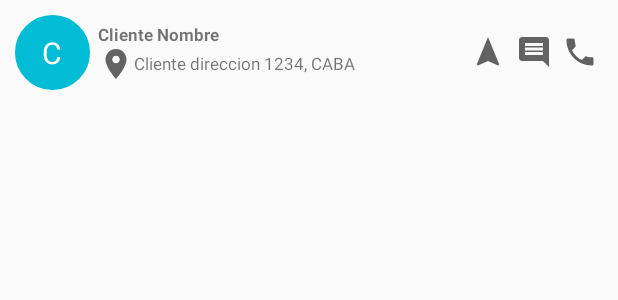
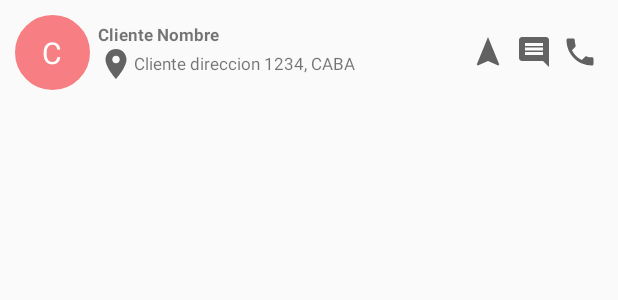
Before and after one commit to tdp2grupo6/OrderTracker-mobile, an Android app: the layout layout_item_cliente.xml on its own in the app's theme, with its tools: preview values and no code run, on a phone screen of 412 x 824 dp. Shown: the top 300 px of the screen. Run offline under Robolectric (Android 15) with nearby library versions, the phone set to English and light mode, and no system bars.

Commit message:
US-325: Se agrego el estado rojo para clientes

```diff
--- /dev/null
+++ b/app/src/main/res/drawable/item_cliente_status_red.xml
@@ -0,0 +1,7 @@
+<?xml version="1.0" encoding="utf-8"?>
+<shape xmlns:android="http://schemas.android.com/apk/res/android"
+       android:shape="oval">
+    <corners android:radius="10dip"/>
+    <stroke android:color="#f77f83" android:width="5dip"/>
+    <solid android:color="#f77f83"/>
+</shape>
--- a/app/src/main/res/layout/layout_item_cliente.xml
+++ b/app/src/main/res/layout/layout_item_cliente.xml
@@ -10,7 +10,7 @@
         android:layout_width="50dp"
         android:layout_height="50dp"
         android:layout_marginTop="0dp"
-        android:background="@drawable/item_cliente_status"
+        android:background="@drawable/item_cliente_status_red"
         android:gravity="center"
         style="@style/ItemStatus"
         android:text="C"/>
```
